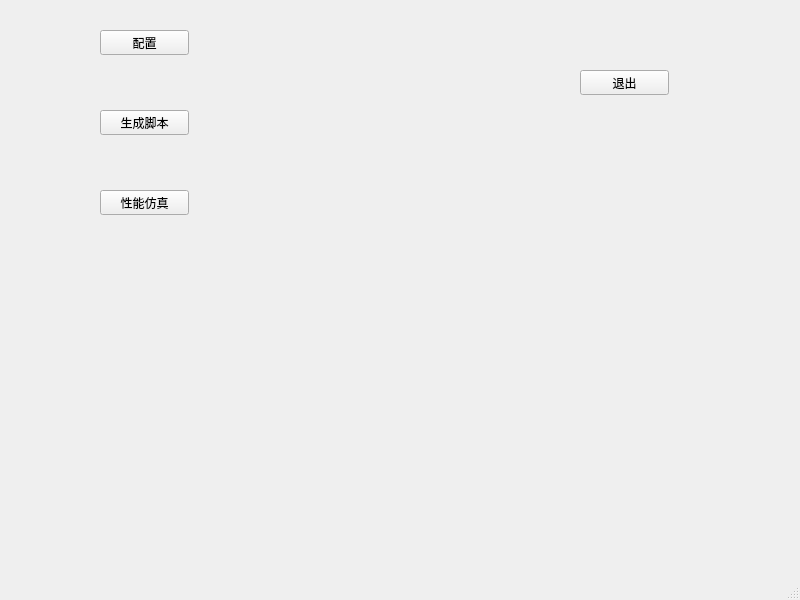
Before: the Qt Designer form src/guide_software/mainpage.ui in creeper12356/guide_software, drawn with Qt 5.
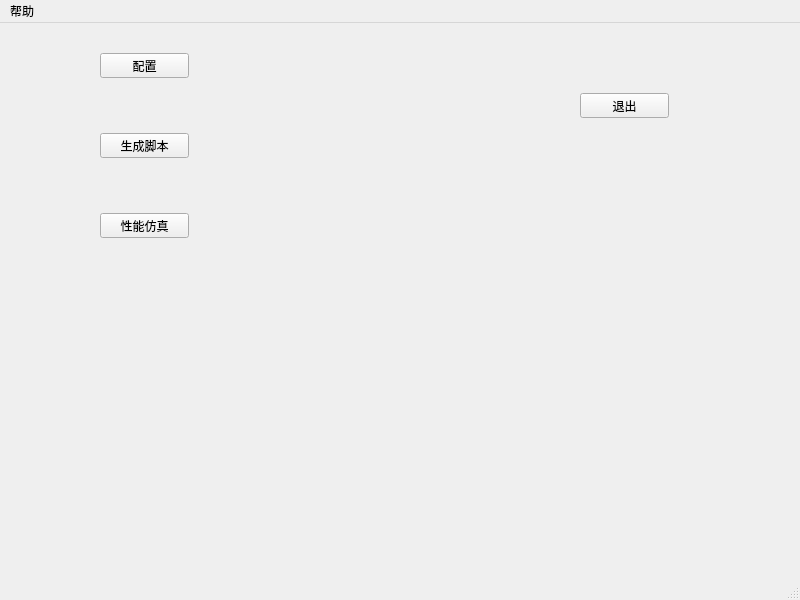
After: the same form once the commit is applied.

Commit message: add about dialog

```diff
--- a/src/guide_software/mainpage.ui
+++ b/src/guide_software/mainpage.ui
@@ -73,9 +73,16 @@
      <x>0</x>
      <y>0</y>
      <width>800</width>
-     <height>22</height>
+     <height>28</height>
     </rect>
    </property>
+   <widget class="QMenu" name="menu">
+    <property name="title">
+     <string>帮助</string>
+    </property>
+    <addaction name="action"/>
+   </widget>
+   <addaction name="menu"/>
   </widget>
   <widget class="QStatusBar" name="statusbar"/>
  </widget>
```
Left out of the diff: 5 changed lines with no effect on the pictures. The commit also changes 6 other files.
